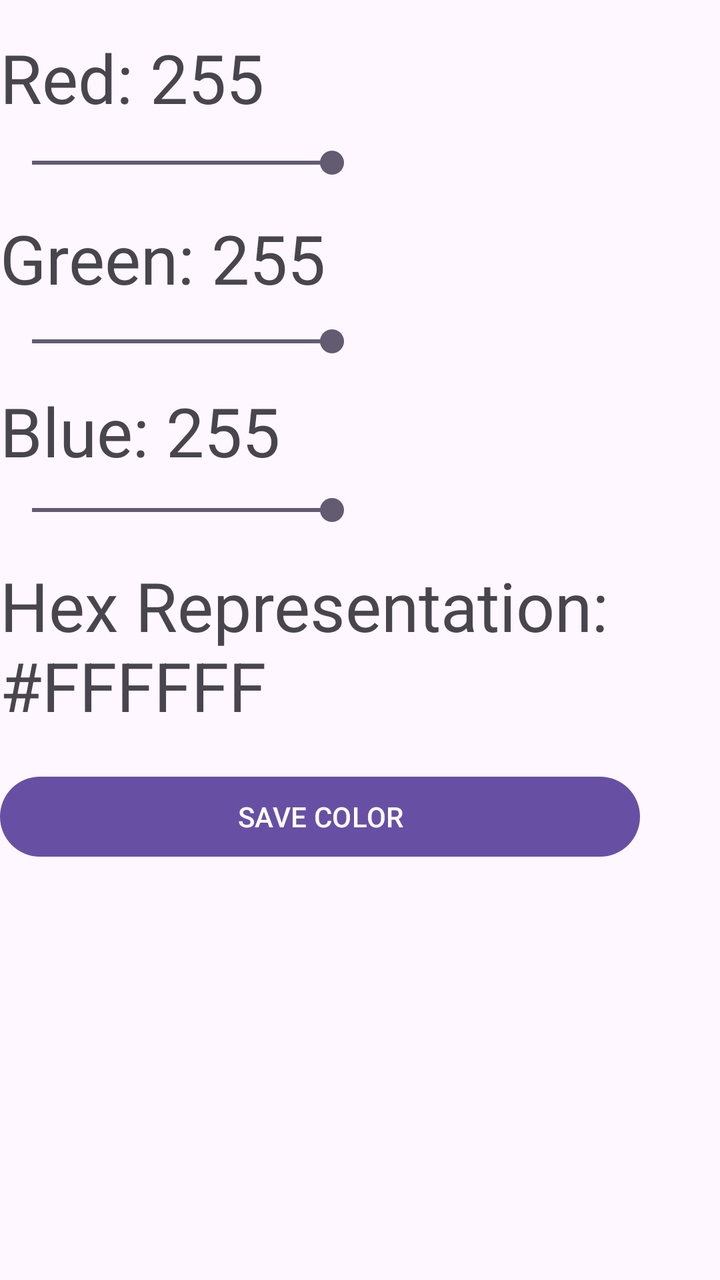
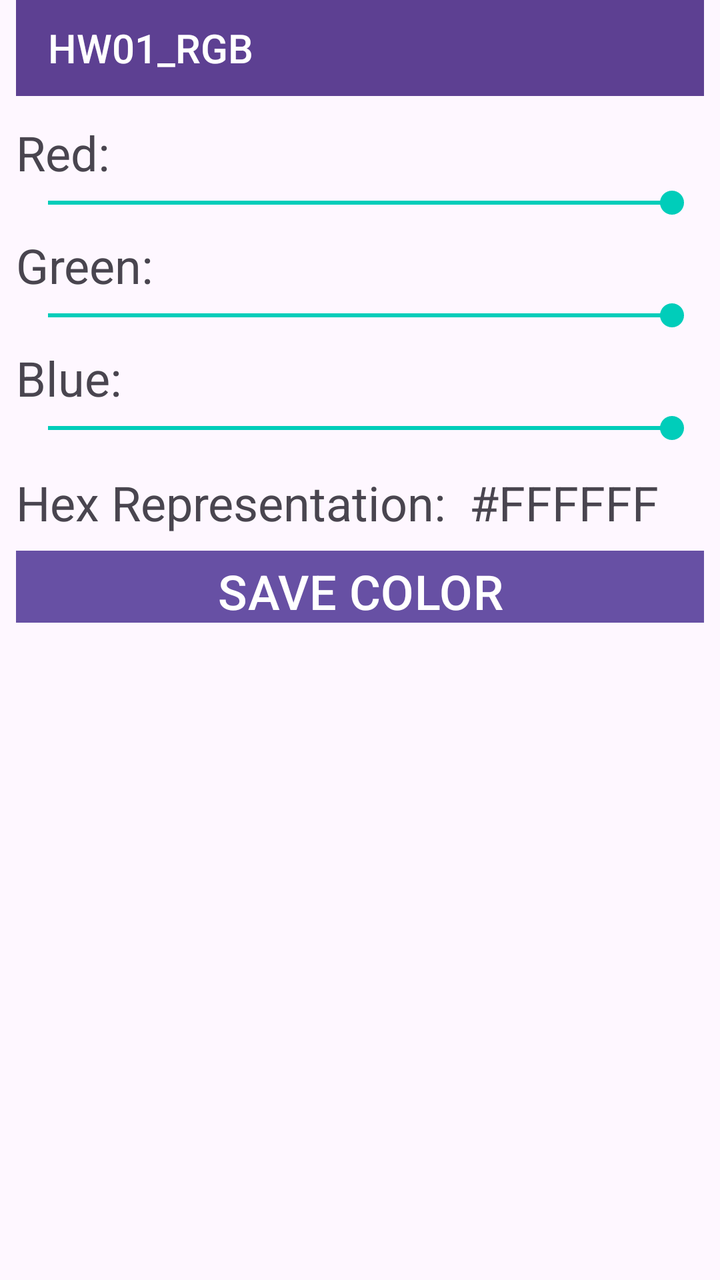

Compare the two renders of this Android layout. The source of the first and the diff that turns it into the second are given below.
<!-- AndroidManifest.xml: application theme Theme.Homework01_Program1 -->
<!-- res/layout/activity_main.xml -->
<?xml version="1.0" encoding="utf-8"?>
<androidx.constraintlayout.widget.ConstraintLayout xmlns:android="http://schemas.android.com/apk/res/android"
    xmlns:app="http://schemas.android.com/apk/res-auto"
    xmlns:tools="http://schemas.android.com/tools"
    android:id="@+id/main"
    android:layout_width="match_parent"
    android:layout_height="match_parent"
    tools:context=".MainActivity">

    <TextView
        android:id="@+id/tv_v_hexNum"
        android:layout_width="wrap_content"
        android:layout_height="wrap_content"
        android:layout_marginBottom="19dp"
        android:text="Hex Representation: #FFFFFF"
        android:textSize="34sp"
        app:layout_constraintBottom_toTopOf="@+id/btn_v_saveColor"
        app:layout_constraintStart_toStartOf="parent"
        app:layout_constraintTop_toBottomOf="@+id/sb_v_blue" />

    <SeekBar
        android:id="@+id/sb_v_blue"
        android:layout_width="182dp"
        android:layout_height="wrap_content"
        android:layout_marginBottom="16dp"
        android:progress="255"
        app:layout_constraintBottom_toTopOf="@+id/tv_v_hexNum"
        app:layout_constraintStart_toStartOf="parent"
        app:layout_constraintTop_toBottomOf="@+id/tv_v_blue"
        tools:visibility="visible" />

    <SeekBar
        android:id="@+id/sb_v_green"
        android:layout_width="182dp"
        android:layout_height="wrap_content"
        android:layout_marginBottom="13dp"
        android:progress="255"
        app:layout_constraintBottom_toTopOf="@+id/tv_v_blue"
        app:layout_constraintEnd_toEndOf="@+id/sb_v_blue"
        app:layout_constraintStart_toStartOf="parent"
        app:layout_constraintTop_toBottomOf="@+id/tv_v_green"
        tools:visibility="visible" />

    <SeekBar
        android:id="@+id/sb_v_red"
        android:layout_width="182dp"
        android:layout_height="wrap_content"
        android:layout_marginBottom="16dp"
        android:max="255"
        android:progress="255"
        app:layout_constraintBottom_toTopOf="@+id/tv_v_green"
        app:layout_constraintEnd_toEndOf="@+id/sb_v_green"
        app:layout_constraintStart_toStartOf="parent"
        app:layout_constraintTop_toBottomOf="@+id/tv_v_red"
        tools:visibility="visible" />

    <TextView
        android:id="@+id/tv_v_red"
        android:layout_width="wrap_content"
        android:layout_height="wrap_content"
        android:layout_marginTop="16dp"
        android:layout_marginBottom="11dp"
        android:text="Red: 255"
        android:textSize="34sp"
        app:layout_constraintBottom_toTopOf="@+id/sb_v_red"
        app:layout_constraintStart_toStartOf="parent"
        app:layout_constraintTop_toTopOf="parent" />

    <TextView
        android:id="@+id/tv_v_green"
        android:layout_width="wrap_content"
        android:layout_height="wrap_content"
        android:layout_marginBottom="10dp"
        android:text="Green: 255"
        android:textSize="34sp"
        app:layout_constraintBottom_toTopOf="@+id/sb_v_green"
        app:layout_constraintStart_toStartOf="parent"
        app:layout_constraintTop_toBottomOf="@+id/sb_v_red" />

    <TextView
        android:id="@+id/tv_v_blue"
        android:layout_width="wrap_content"
        android:layout_height="wrap_content"
        android:layout_marginBottom="8dp"
        android:text="Blue: 255"
        android:textSize="34sp"
        app:layout_constraintBottom_toTopOf="@+id/sb_v_blue"
        app:layout_constraintStart_toStartOf="parent"
        app:layout_constraintTop_toBottomOf="@+id/sb_v_green" />

    <Button
        android:id="@+id/btn_v_saveColor"
        android:layout_width="320dp"
        android:layout_height="wrap_content"
        android:layout_marginBottom="8dp"
        android:text="SAVE COLOR"
        app:layout_constraintBottom_toTopOf="@+id/lv_v_listOfColors"
        app:layout_constraintStart_toStartOf="parent"
        app:layout_constraintTop_toBottomOf="@+id/tv_v_hexNum" />

    <ListView
        android:id="@+id/lv_v_listOfColors"
        android:layout_width="0dp"
        android:layout_height="0dp"
        android:layout_marginBottom="3dp"
        app:layout_constraintBottom_toBottomOf="parent"
        app:layout_constraintEnd_toEndOf="parent"
        app:layout_constraintStart_toStartOf="parent"
        app:layout_constraintTop_toBottomOf="@+id/btn_v_saveColor" />

</androidx.constraintlayout.widget.ConstraintLayout>
<!-- resources referenced by this layout -->
<resources>
  <style name="Theme.Homework01_Program1" parent="Base.Theme.Homework01_Program1" />
  <style name="Base.Theme.Homework01_Program1" parent="Theme.Material3.DayNight.NoActionBar">
          
          
      </style>
</resources>

<!-- the commit's change to res/layout/activity_main.xml (unified diff, before → after) -->
@@ -1,111 +1,130 @@
 <?xml version="1.0" encoding="utf-8"?>
-<androidx.constraintlayout.widget.ConstraintLayout xmlns:android="http://schemas.android.com/apk/res/android"
+<androidx.constraintlayout.widget.ConstraintLayout
+    xmlns:android="http://schemas.android.com/apk/res/android"
     xmlns:app="http://schemas.android.com/apk/res-auto"
-    xmlns:tools="http://schemas.android.com/tools"
     android:id="@+id/main"
     android:layout_width="match_parent"
     android:layout_height="match_parent"
-    tools:context=".MainActivity">
+    android:paddingStart="8dp"
+    android:paddingEnd="8dp">
 
-    <TextView
-        android:id="@+id/tv_v_hexNum"
-        android:layout_width="wrap_content"
-        android:layout_height="wrap_content"
-        android:layout_marginBottom="19dp"
-        android:text="Hex Representation: #FFFFFF"
-        android:textSize="34sp"
-        app:layout_constraintBottom_toTopOf="@+id/btn_v_saveColor"
+    <androidx.appcompat.widget.Toolbar
+        android:id="@+id/toolbar"
+        android:layout_width="0dp"
+        android:layout_height="48dp"
+        android:background="#5D4092"
+        android:backgroundTint="#5D4092"
+        app:layout_constraintEnd_toEndOf="parent"
         app:layout_constraintStart_toStartOf="parent"
-        app:layout_constraintTop_toBottomOf="@+id/sb_v_blue" />
-
-    <SeekBar
-        android:id="@+id/sb_v_blue"
-        android:layout_width="182dp"
-        android:layout_height="wrap_content"
-        android:layout_marginBottom="16dp"
-        android:progress="255"
-        app:layout_constraintBottom_toTopOf="@+id/tv_v_hexNum"
-        app:layout_constraintStart_toStartOf="parent"
-        app:layout_constraintTop_toBottomOf="@+id/tv_v_blue"
-        tools:visibility="visible" />
-
-    <SeekBar
-        android:id="@+id/sb_v_green"
-        android:layout_width="182dp"
-        android:layout_height="wrap_content"
-        android:layout_marginBottom="13dp"
-        android:progress="255"
-        app:layout_constraintBottom_toTopOf="@+id/tv_v_blue"
-        app:layout_constraintEnd_toEndOf="@+id/sb_v_blue"
-        app:layout_constraintStart_toStartOf="parent"
-        app:layout_constraintTop_toBottomOf="@+id/tv_v_green"
-        tools:visibility="visible" />
-
-    <SeekBar
-        android:id="@+id/sb_v_red"
-        android:layout_width="182dp"
-        android:layout_height="wrap_content"
-        android:layout_marginBottom="16dp"
-        android:max="255"
-        android:progress="255"
-        app:layout_constraintBottom_toTopOf="@+id/tv_v_green"
-        app:layout_constraintEnd_toEndOf="@+id/sb_v_green"
-        app:layout_constraintStart_toStartOf="parent"
-        app:layout_constraintTop_toBottomOf="@+id/tv_v_red"
-        tools:visibility="visible" />
+        app:layout_constraintTop_toTopOf="parent"
+        app:title="HW01_RGB"
+        app:titleTextAppearance="@style/TextAppearance.AppCompat.Title"
+        app:titleTextColor="#FFFFFF" />
 
     <TextView
         android:id="@+id/tv_v_red"
         android:layout_width="wrap_content"
         android:layout_height="wrap_content"
-        android:layout_marginTop="16dp"
-        android:layout_marginBottom="11dp"
-        android:text="Red: 255"
-        android:textSize="34sp"
-        app:layout_constraintBottom_toTopOf="@+id/sb_v_red"
+        android:layout_marginTop="12dp"
+        android:text="Red: "
+        android:textSize="24sp"
         app:layout_constraintStart_toStartOf="parent"
-        app:layout_constraintTop_toTopOf="parent" />
+        app:layout_constraintTop_toBottomOf="@id/toolbar" />
+
+    <SeekBar
+        android:id="@+id/sb_v_red"
+        android:layout_width="0dp"
+        android:layout_height="wrap_content"
+        android:max="255"
+        android:progress="255"
+        android:progressTint="#00CDBA"
+        android:thumbTint="#00CDBA"
+        app:layout_constraintStart_toStartOf="parent"
+        app:layout_constraintEnd_toEndOf="parent"
+        app:layout_constraintTop_toBottomOf="@id/tv_v_red" />
 
     <TextView
         android:id="@+id/tv_v_green"
         android:layout_width="wrap_content"
         android:layout_height="wrap_content"
-        android:layout_marginBottom="10dp"
-        android:text="Green: 255"
-        android:textSize="34sp"
-        app:layout_constraintBottom_toTopOf="@+id/sb_v_green"
+        android:layout_marginTop="6dp"
+        android:text="Green: "
+        android:textSize="24sp"
         app:layout_constraintStart_toStartOf="parent"
-        app:layout_constraintTop_toBottomOf="@+id/sb_v_red" />
+        app:layout_constraintTop_toBottomOf="@id/sb_v_red" />
+
+    <SeekBar
+        android:id="@+id/sb_v_green"
+        android:layout_width="0dp"
+        android:layout_height="wrap_content"
+        android:max="255"
+        android:progress="255"
+        android:progressTint="#00CDBA"
+        android:thumbTint="#00CDBA"
+        app:layout_constraintStart_toStartOf="parent"
+        app:layout_constraintEnd_toEndOf="parent"
+        app:layout_constraintTop_toBottomOf="@id/tv_v_green" />
 
     <TextView
         android:id="@+id/tv_v_blue"
         android:layout_width="wrap_content"
         android:layout_height="wrap_content"
-        android:layout_marginBottom="8dp"
-        android:text="Blue: 255"
-        android:textSize="34sp"
-        app:layout_constraintBottom_toTopOf="@+id/sb_v_blue"
+        android:layout_marginTop="6dp"
+        android:text="Blue: "
+        android:textSize="24sp"
         app:layout_constraintStart_toStartOf="parent"
-        app:layout_constraintTop_toBottomOf="@+id/sb_v_green" />
+        app:layout_constraintTop_toBottomOf="@id/sb_v_green" />
+
+    <SeekBar
+        android:id="@+id/sb_v_blue"
+        android:layout_width="0dp"
+        android:layout_height="wrap_content"
+        android:max="255"
+        android:progress="255"
+        android:progressTint="#00CDBA"
+        android:thumbTint="#00CDBA"
+        app:layout_constraintStart_toStartOf="parent"
+        app:layout_constraintEnd_toEndOf="parent"
+        app:layout_constraintTop_toBottomOf="@id/tv_v_blue" />
+
+    <TextView
+        android:id="@+id/tv_v_hexNum"
+        android:layout_width="0dp"
+        android:layout_height="wrap_content"
+        android:layout_marginTop="12dp"
+        android:text="Hex Representation:  #FFFFFF"
+        android:textSize="24sp"
+        app:layout_constraintEnd_toEndOf="parent"
+        app:layout_constraintStart_toStartOf="parent"
+        app:layout_constraintTop_toBottomOf="@id/sb_v_blue" />
 
     <Button
         android:id="@+id/btn_v_saveColor"
-        android:layout_width="320dp"
-        android:layout_height="wrap_content"
-        android:layout_marginBottom="8dp"
+        android:layout_width="0dp"
+        android:layout_height="36dp"
+        android:layout_marginTop="8dp"
+
+        android:background="#7C00FD"
+        android:backgroundTint="#7C00FD"
+        android:minHeight="0dp"
+        android:padding="0dp"
         android:text="SAVE COLOR"
-        app:layout_constraintBottom_toTopOf="@+id/lv_v_listOfColors"
+        android:textSize="24sp"
+        app:cornerRadius="3dp"
+        app:layout_constraintEnd_toEndOf="parent"
         app:layout_constraintStart_toStartOf="parent"
-        app:layout_constraintTop_toBottomOf="@+id/tv_v_hexNum" />
+        app:layout_constraintTop_toBottomOf="@id/tv_v_hexNum" />
 
     <ListView
         android:id="@+id/lv_v_listOfColors"
         android:layout_width="0dp"
         android:layout_height="0dp"
-        android:layout_marginBottom="3dp"
+        android:layout_marginTop="3dp"
+        android:dividerHeight="1dp"
+        android:padding="0dp"
+        app:layout_constraintTop_toBottomOf="@id/btn_v_saveColor"
         app:layout_constraintBottom_toBottomOf="parent"
-        app:layout_constraintEnd_toEndOf="parent"
         app:layout_constraintStart_toStartOf="parent"
-        app:layout_constraintTop_toBottomOf="@+id/btn_v_saveColor" />
+        app:layout_constraintEnd_toEndOf="parent" />
 
 </androidx.constraintlayout.widget.ConstraintLayout>
